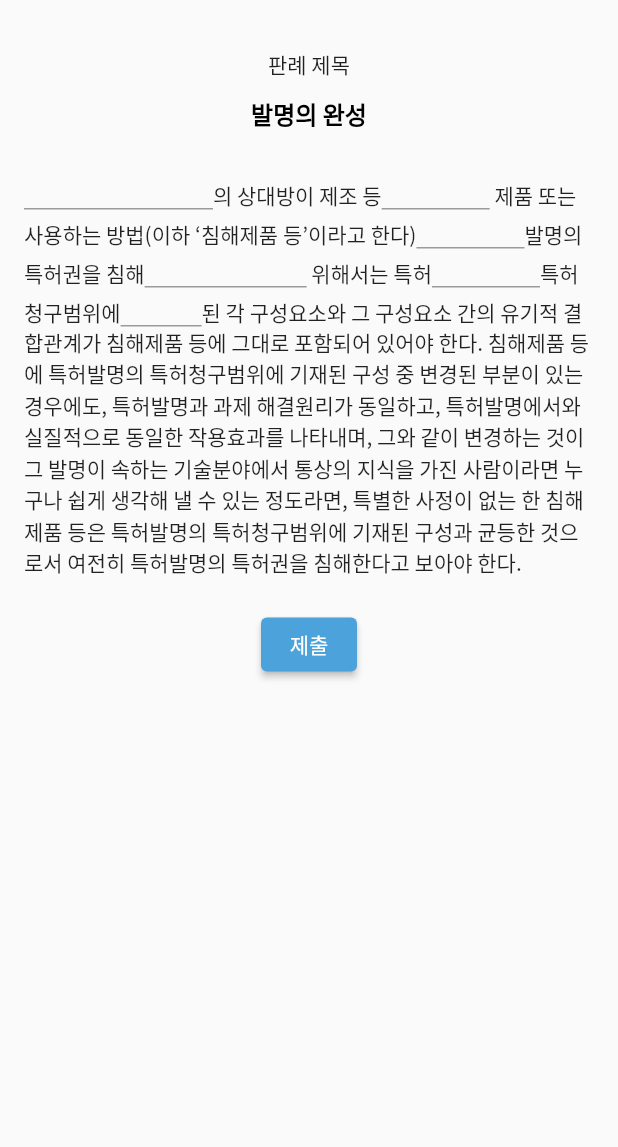
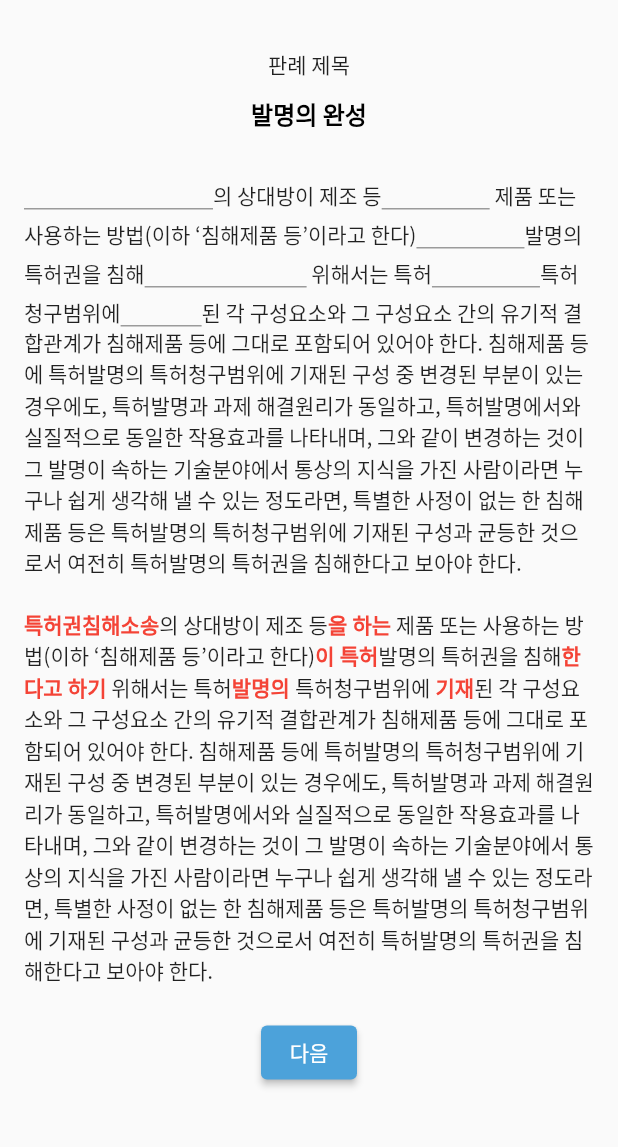
Before and after one commit to CapstoneMemento/Memento_Flutter, a Flutter app: the KeywordQuizScreen screen opened directly, after a tap on "제출", on a phone screen of 412 x 824 dp, the part 65-1212 px from its top. Run offline on Flutter 3.47's test engine with Material 2 defaults, Android fonts, the phone set to English and light mode, and no system bars; our stand-ins replace extended_image, firebase_core, firebase_storage, modal_bottom_sheet, percent_indicator; missing offline and left inert: document_scanner_flutter; accounts and stored records are empty; generated files the repository leaves out were written again.

Commit message:
Feat: 퀴즈  제출 시 정답 표시

```diff
--- a/lib/screens/quiz/keyword_quiz_screen.dart
+++ b/lib/screens/quiz/keyword_quiz_screen.dart
@@ -1,17 +1,23 @@
 import 'package:flutter/material.dart';
+import 'package:memento_flutter/screens/quiz/sentence_quiz_screen.dart';
 import 'package:memento_flutter/themes/custom_theme.dart';
 import 'package:memento_flutter/widgets/back_icon_button.dart';
 import 'package:memento_flutter/widgets/base_app_bar.dart';
 
-class KeywordQuizScreen extends StatelessWidget {
+class KeywordQuizScreen extends StatefulWidget {
   const KeywordQuizScreen();
 
   @override
-  Widget build(BuildContext context) {
-    const title = "발명의 완성";
-    const content =
+  State<KeywordQuizScreen> createState() => _KeywordQuizScreenState();
+}
+
+class _KeywordQuizScreenState extends State<KeywordQuizScreen> {
+  var isSubmitted = false;
+
+  final title = "발명의 완성";
+  final content =
       "특허권침해소송의 상대방이 제조 등을 하는 제품 또는 사용하는 방법(이하 ‘침해제품 등’이라고 한다)이 특허발명의 특허권을 침해한다고 하기 위해서는 특허발명의 특허청구범위에 기재된 각 구성요소와 그 구성요소 간의 유기적 결합관계가 침해제품 등에 그대로 포함되어 있어야 한다. 침해제품 등에 특허발명의 특허청구범위에 기재된 구성 중 변경된 부분이 있는 경우에도, 특허발명과 과제 해결원리가 동일하고, 특허발명에서와 실질적으로 동일한 작용효과를 나타내며, 그와 같이 변경하는 것이 그 발명이 속하는 기술분야에서 통상의 지식을 가진 사람이라면 누구나 쉽게 생각해 낼 수 있는 정도라면, 특별한 사정이 없는 한 침해제품 등은 특허발명의 특허청구범위에 기재된 구성과 균등한 것으로서 여전히 특허발명의 특허권을 침해한다고 보아야 한다.";
-    const selectedIndex = [
+  final selectedIndex = [
     {"start": 0, "end": 7, "noteId": "123"},
     {"start": 18, "end": 22, "noteId": "123"},
     {"start": 55, "end": 59, "noteId": "123"},
@@ -20,13 +26,12 @@ class KeywordQuizScreen extends StatelessWidget {
     {"start": 95, "end": 98, "noteId": "123"},
   ];
 
-    // 사용자 답안
-    List<String> userAnswerList = [];
-
   final ButtonStyle elevatedButtonStyle = ElevatedButton.styleFrom(
     backgroundColor: CustomTheme.themeData.primaryColor,
   );
 
+  @override
+  Widget build(BuildContext context) {
     /* 문자 배열로 키워드가 주어질 경우 */
     List<dynamic> findKeywords(content, keywords) {
       var result = []; // {text, isKeyword}
@@ -56,7 +61,7 @@ class KeywordQuizScreen extends StatelessWidget {
 
     /* 키워드 인덱스에 따라, 전체 문장을 나눠서 배열에 저장 */
     List<dynamic> sliceText(content, selectedIndex) {
-      var result = []; // {text, isKeyword}
+      var result = []; // {startIndex, text, isKeyword}
       var prevEndIndex = 0; // 이전 end index
 
       for (final index in selectedIndex) {
@@ -84,12 +89,7 @@ class KeywordQuizScreen extends StatelessWidget {
       List<InlineSpan> spanList = [];
       final result = sliceText(content, selectedIndex);
 
-      // 텍스트 수만큼 길이 초기화
-      userAnswerList = List.filled(result.length, "", growable: true);
-
       for (final element in result) {
-        final index = result.indexOf(element);
-
         if (element["isKeyword"]) {
           spanList.add(WidgetSpan(
               child: SizedBox(
@@ -101,11 +101,30 @@ class KeywordQuizScreen extends StatelessWidget {
                 fontWeight: FontWeight.w400,
                 color: CustomTheme.themeData.primaryColor,
               ),
-              onChanged: (value) {
-                userAnswerList[index] = value;
-              },
             ),
           )));
+        } else {
+          spanList.add(TextSpan(text: element["text"]));
+        }
+      }
+
+      return spanList;
+    }
+
+    List<InlineSpan> getAnswer() {
+      List<InlineSpan> spanList = [];
+      final result = sliceText(content, selectedIndex);
+
+      for (final element in result) {
+        if (element["isKeyword"]) {
+          spanList.add(TextSpan(
+            text: element["text"],
+            style: const TextStyle(
+              fontSize: 14,
+              fontWeight: FontWeight.w700,
+              color: Colors.red,
+            ),
+          ));
         } else {
           spanList.add(TextSpan(text: element["text"]));
         }
@@ -155,16 +174,42 @@ class KeywordQuizScreen extends StatelessWidget {
             const SizedBox(
               height: 20,
             ),
+
+            ////////////// 정답 확인 //////////////
+            if (isSubmitted)
+              Padding(
+                  padding: const EdgeInsets.symmetric(horizontal: 16),
+                  child: Column(
+                    crossAxisAlignment: CrossAxisAlignment.start,
+                    children: [
+                      RichText(
+                          text: TextSpan(
+                        style: CustomTheme.themeData.textTheme.bodyMedium,
+                        children: getAnswer(),
+                      )),
+                    ],
+                  )),
+            if (isSubmitted)
+              const SizedBox(
+                height: 20,
+              ),
+            //////////////
+
             ElevatedButton(
               onPressed: () {
+                if (isSubmitted) {
+                  // 다 풀었으면 문장 쓰기로 이동
+                  Navigator.of(context).push(MaterialPageRoute(
+                      builder: (context) => const SentenceQuizScreen()));
+                } else {
                   // 채점 결과 보여주기
-
-                // 다 풀었으면 문장 쓰기로 이동
-                // Navigator.of(context).push(MaterialPageRoute(
-                //     builder: (context) => const SentenceQuizScreen()));
+                  setState(() {
+                    isSubmitted = true;
+                  });
+                }
               },
               style: elevatedButtonStyle,
-              child: const Text("제출"),
+              child: Text(isSubmitted ? "다음" : "제출"),
             ),
             const SizedBox(
               height: 30,
```
Lines whose indentation alone changed are shown as unchanged.
